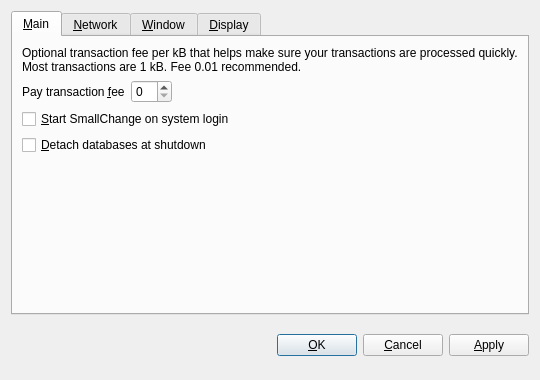
Above: src/qt/forms/optionsdialog.ui from dariccoin/dariccoin before the change. Below: the same form after it.
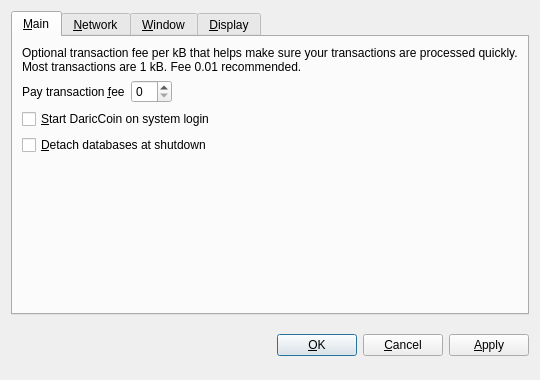
That is the form after the change. The open tabs and pages were chosen to show the change. Custom widgets are drawn as their Qt base class.

What changed in the file:
```diff
--- a/src/qt/forms/optionsdialog.ui
+++ b/src/qt/forms/optionsdialog.ui
@@ -82,7 +82,7 @@
           <string>Automatically start SmallChange after logging in to the system.</string>
          </property>
          <property name="text">
-          <string>&amp;Start SmallChange on system login</string>
+          <string>&amp;Start DaricCoin on system login</string>
          </property>
         </widget>
        </item>
```
Left out of the diff: 10 changed lines with no effect on the pictures.
